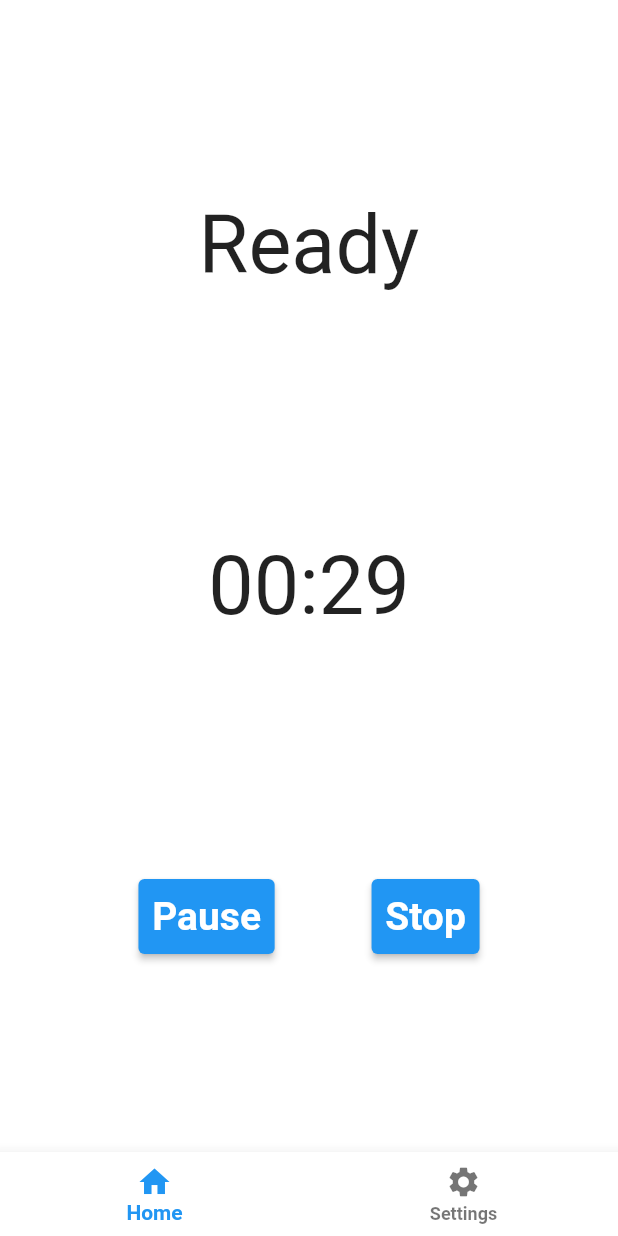
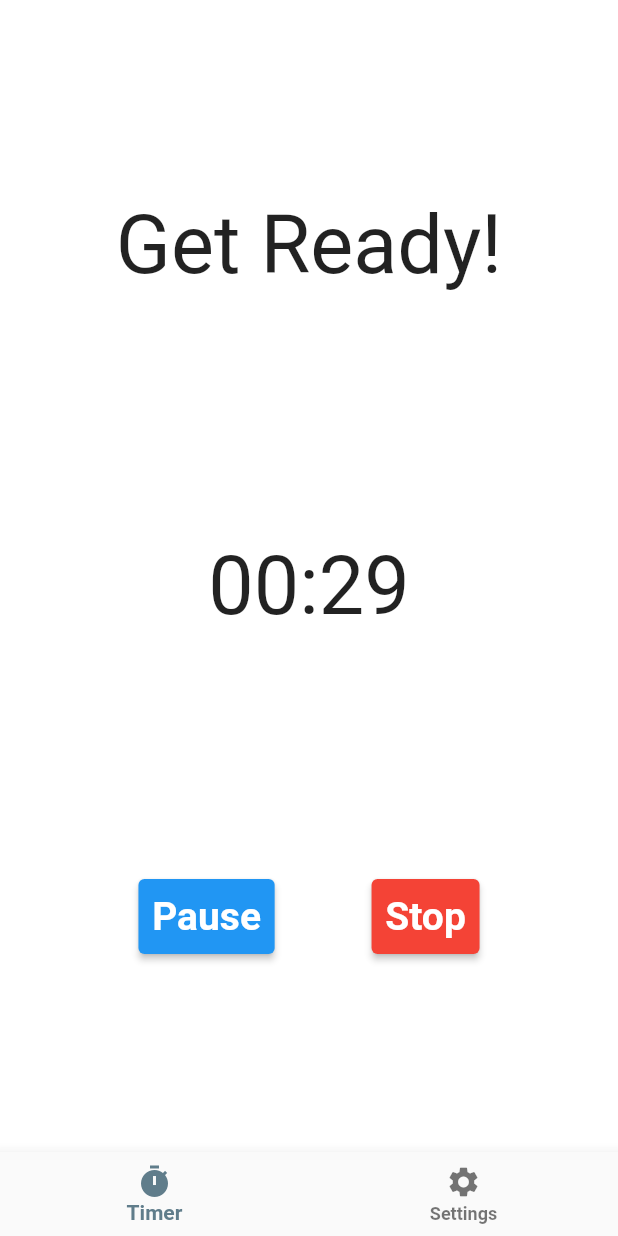
Before and after one commit to op3n-signal/timeroo, a Flutter app: the screen it shows after launch, after a tap on "Start", on a phone screen of 412 x 824 dp. Run offline on Flutter 3.47's test engine with Material 2 defaults, Android fonts, the phone set to English and light mode, and no system bars; our stand-ins replace audioplayers, get.

Commit message:
update for theme

```diff
--- a/lib/controller/theme_controller.dart
+++ b/lib/controller/theme_controller.dart
@@ -2,17 +2,19 @@ import 'package:flutter/material.dart';
 import 'package:get/get.dart';
 
 class ThemeController extends GetxController {
-  bool isDark = false;
+  static ThemeController get to => Get.find<ThemeController>();
+
+  RxBool isDark = false.obs;
 
   @override
   void onInit() async {
     super.onInit();
-    isDark = false;
-    Get.changeThemeMode(isDark ? ThemeMode.dark : ThemeMode.light);
+    isDark.value = false;
+    Get.changeThemeMode(isDark.value ? ThemeMode.dark : ThemeMode.light);
   }
 
   void changeTheme(bool _isDark) async {
-    isDark = _isDark;
+    isDark.value = _isDark;
     Get.changeThemeMode(_isDark ? ThemeMode.dark : ThemeMode.light);
     update();
   }
--- a/lib/main.dart
+++ b/lib/main.dart
@@ -10,15 +10,15 @@ void main() => runApp(MyApp());
 class MyApp extends StatelessWidget {
   @override
   Widget build(BuildContext context) {
-    return GetBuilder<ThemeController>(
+    return GetX<ThemeController>(
       init: ThemeController(),
       builder: (controller) => GetMaterialApp(
           onInit: () {
             Get..put(SettingsController());
           },
           darkTheme: Themes.dark,
-          themeMode: controller.isDark ? ThemeMode.dark : ThemeMode.light,
-          theme: Themes.light,
+          themeMode: ThemeMode.light,
+          theme: controller.isDark.value ? Themes.dark : Themes.light,
           title: 'Timeroo',
           home: NavControl()),
     );
--- a/lib/screens/settings_screen.dart
+++ b/lib/screens/settings_screen.dart
@@ -1,22 +1,21 @@
 import 'package:flutter/material.dart';
 import 'package:get/get.dart';
 import 'package:timeroo/controller/settings_controller.dart';
+import 'package:timeroo/controller/theme_controller.dart';
 
 class SettingsScreen extends StatelessWidget {
   const SettingsScreen({Key? key}) : super(key: key);
 
   @override
   Widget build(BuildContext context) {
-    return GetX<SettingsController>(
-        builder: (controller) {
+    return GetX<SettingsController>(builder: (controller) {
       final warmup = controller.warmup.value;
       final maxRound = controller.maxRounds.value;
       final minutesPerRound = controller.minutesPerRound.value;
       final secondsPerBreak = controller.secondsPerBreak.value;
+      final darkTheme = ThemeController.to.isDark.value;
 
       return Container(
-            alignment: Alignment.center,
-            padding: EdgeInsets.symmetric(horizontal: 20),
         child: Column(
           mainAxisAlignment: MainAxisAlignment.center,
           children: [
@@ -25,11 +24,16 @@ class SettingsScreen extends StatelessWidget {
               style: Theme.of(context).textTheme.bodySmall,
               textAlign: TextAlign.center,
             ),
-                SizedBox(height: 25,),
+            SizedBox(
+              height: 25,
+            ),
             Container(
                 child: Column(
               children: [
-                      Text('Warmup seconds: ' + warmup.toString(), style: Theme.of(context).textTheme.bodySmall,),
+                Text(
+                  'Warmup seconds: ' + warmup.toString(),
+                  style: Theme.of(context).textTheme.bodySmall,
+                ),
                 Slider(
                   min: 10,
                   max: 60,
@@ -38,54 +42,91 @@ class SettingsScreen extends StatelessWidget {
                   onChanged: (value) => controller.warmup.value = value.round(),
                 ),
               ],
-                  )
+            )),
+            SizedBox(
+              height: 15,
             ),
-                SizedBox(height: 15,),
             Container(
                 child: Column(
               children: [
-                      Text('Rounds: ' + maxRound.toString(), style: Theme.of(context).textTheme.bodySmall,),
+                Text(
+                  'Rounds: ' + maxRound.toString(),
+                  style: Theme.of(context).textTheme.bodySmall,
+                ),
                 Slider(
                   min: 1,
                   max: 20,
                   divisions: 20,
                   value: double.parse(maxRound.toString()),
-                        onChanged: (value) => controller.maxRounds.value = value.round(),
+                  onChanged: (value) =>
+                      controller.maxRounds.value = value.round(),
                 ),
               ],
-                  )
+            )),
+            SizedBox(
+              height: 15,
             ),
-                SizedBox(height: 15,),
             Container(
               child: Column(
                 children: [
-                      Text('Minutes Per Round: ' + minutesPerRound.toString(), style: Theme.of(context).textTheme.bodySmall,),
+                  Text(
+                    'Minutes Per Round: ' + minutesPerRound.toString(),
+                    style: Theme.of(context).textTheme.bodySmall,
+                  ),
                   Slider(
                     min: 1,
                     max: 10,
                     divisions: 10,
                     value: double.parse(minutesPerRound.toString()),
-                        onChanged: (value) => controller.minutesPerRound.value = value.round(),
+                    onChanged: (value) =>
+                        controller.minutesPerRound.value = value.round(),
                   ),
                 ],
               ),
             ),
-                SizedBox(height: 15,),
+            SizedBox(
+              height: 15,
+            ),
             Container(
               child: Column(
                 children: [
-                      Text('Seconds Per Break: ' + secondsPerBreak.toString(), style: Theme.of(context).textTheme.bodySmall,),
+                  Text(
+                    'Seconds Per Break: ' + secondsPerBreak.toString(),
+                    style: Theme.of(context).textTheme.bodySmall,
+                  ),
                   Slider(
                     min: 10,
                     max: 60,
                     divisions: 5,
                     value: double.parse(secondsPerBreak.toString()),
-                        onChanged: (value) => controller.secondsPerBreak.value = value.round(),
+                    onChanged: (value) =>
+                        controller.secondsPerBreak.value = value.round(),
                   ),
                 ],
               ),
             ),
-                SizedBox(height: 15,),
+            SizedBox(
+              height: 15,
+            ),
+            Container(
+              padding: EdgeInsets.symmetric(horizontal: 20),
+              child: Row(
+                mainAxisAlignment: MainAxisAlignment.spaceBetween,
+                children: [
+                  Text(
+                    'Enable Dark Mode',
+                    style: Theme.of(context).textTheme.bodySmall,
+                  ),
+                  Switch(
+                    value: darkTheme,
+                    onChanged: (isOn) => ThemeController.to.isDark.value = isOn,
+                  ),
+                ],
+              ),
+            ),
+            SizedBox(
+              height: 15,
+            ),
             Text(
               'Settings are automatically saved. \nYou may navigate back to the timer anytime.',
               style: Theme.of(context).textTheme.bodySmall,
--- a/lib/utility/file.dart
+++ b/lib/utility/file.dart
@@ -11,6 +11,7 @@ class Audio {
     _player.setVolume(0.2);
     await _player.setReleaseMode(ReleaseMode.stop);
     await _player.setAudioContext(AudioContext(
+        iOS: AudioContextIOS(options: [AVAudioSessionOptions.duckOthers]),
         android: AudioContextAndroid(
             audioFocus: AndroidAudioFocus.gainTransientMayDuck)));
   }
--- a/lib/utility/themes.dart
+++ b/lib/utility/themes.dart
@@ -2,24 +2,28 @@ import 'package:flutter/material.dart';
 
 class Themes {
   static const _TextTheme = TextTheme(
-      bodyLarge: TextStyle(fontSize: 54.0, fontWeight: FontWeight.normal),
-      bodyMedium: TextStyle(fontSize: 26.0, fontWeight: FontWeight.bold, color: Colors.white),
-      bodySmall: TextStyle(fontSize: 12.0),
-      labelLarge: TextStyle(fontSize: 26.0),
-    );
-
+    bodyLarge: TextStyle(fontSize: 54.0, fontWeight: FontWeight.normal),
+    bodyMedium: TextStyle(
+        fontSize: 26.0, fontWeight: FontWeight.bold, color: Colors.white),
+    bodySmall: TextStyle(fontSize: 12.0),
+    labelLarge: TextStyle(fontSize: 26.0),
+  );
 
   static final light = ThemeData(
     brightness: Brightness.light,
-    primaryColor: Colors.green,
+    primaryColor: Colors.black,
     scaffoldBackgroundColor: Colors.white,
+    bottomAppBarTheme: BottomAppBarTheme(color: Colors.white),
     textTheme: _TextTheme,
   );
 
   static final dark = ThemeData(
     brightness: Brightness.dark,
-    primaryColor: Colors.lightBlue[800],
-    scaffoldBackgroundColor: Colors.black45,
+    primaryColor: Colors.white,
+    scaffoldBackgroundColor: Color.fromARGB(255, 36, 36, 36),
+    bottomAppBarTheme: BottomAppBarTheme(
+      color: Color.fromARGB(255, 21, 21, 21),
+    ),
     textTheme: _TextTheme,
   );
 }
--- a/lib/widgets/roundInfo.dart
+++ b/lib/widgets/roundInfo.dart
@@ -1,41 +1,53 @@
 import 'package:flutter/material.dart';
 
-class RoundInfo extends StatefulWidget {
+class RoundInfo extends StatelessWidget {
+  RoundInfo(this._isStopped, this._isBreak, this._round);
+
   final bool _isStopped;
   final bool _isBreak;
   final String _round;
 
-  const RoundInfo(this._isStopped, this._isBreak, this._round);
-
-  @override
-  _RoundInfoState createState() => _RoundInfoState();
-}
-
-class _RoundInfoState extends State<RoundInfo> {
-  String? roundText;
-
-  @override
-  void initState() {
-    roundText = 'Ready';
-    super.initState();
-  }
-
-  String getText() {
-    if(!this.widget._isStopped)
-    setState(() {
-      this.roundText = this.widget._isBreak == true ? 'Break' : 'Round ' + this.widget._round.toString();
-    });
-    return this.roundText ?? '';
-  }
-
   @override
   Widget build(BuildContext context) {
-    return Container(
-      child: Column(
-        children: <Widget>[
-          Text(getText(), style: Theme.of(context).textTheme.bodyLarge,)
-        ]
-      ),
-    );
+    if (this._isBreak) {
+      return Column(
+          mainAxisAlignment: MainAxisAlignment.spaceBetween,
+          children: <Widget>[
+            Text(
+              'Round ' + this._round.toString(),
+              style: TextStyle(
+                  fontSize: 35,
+                  fontWeight: FontWeight.w200,
+                  color: Theme.of(context).primaryColor),
+            ),
+            SizedBox(
+              height: 40,
+            ),
+            Container(
+                padding: EdgeInsets.all(10),
+                decoration: BoxDecoration(
+                  color: Colors.red,
+                  border: Border.all(
+                    color: Colors.redAccent,
+                    width: 5.0,
+                  ),
+                  borderRadius: BorderRadius.circular(10.0), // Uniform radius
+                ),
+                child: Text(
+                  'Break',
+                  style: TextStyle(fontSize: 50),
+                )),
+          ]);
+    } else if (this._isStopped) {
+      return Text(
+        'Get Ready!',
+        style: Theme.of(context).textTheme.bodyLarge,
+      );
+    } else {
+      return Text(
+        'Round ' + this._round.toString(),
+        style: Theme.of(context).textTheme.bodyLarge,
+      );
+    }
   }
 }
--- a/lib/widgets/shared/bottomAppBar.dart
+++ b/lib/widgets/shared/bottomAppBar.dart
@@ -4,36 +4,42 @@ import 'package:timeroo/controller/timer_controller.dart';
 
 import './dialog.dart';
 
-Widget bottomAppBar(int selectedIndex, Function setIndex, BuildContext context) {
+Widget bottomAppBar(
+    int selectedIndex, Function setIndex, BuildContext context) {
   return BottomNavigationBar(
-        backgroundColor: Colors.white,
+    fixedColor: Colors.blueGrey,
+    backgroundColor: Theme.of(context).bottomNavigationBarTheme.backgroundColor,
     type: BottomNavigationBarType.fixed,
     onTap: (int index) => {
-          if(index != selectedIndex) {
-            if(index != 0 && SettingsController.to.isActive) {
-              showDialog(context: context, builder: (BuildContext context) {
+      if (index != selectedIndex)
+        {
+          if (index != 0 && SettingsController.to.isActive)
+            {
+              showDialog(
+                  context: context,
+                  builder: (BuildContext context) {
                     return PromptDialog(() => null);
                   }).then((value) => {
-                if(value == true) {
+                    if (value == true)
+                      {
                         SettingsController.to.isActive = false,
                         TimerController.to.stopInterval(),
                         setIndex(index),
                       }
                   })
-            } else {
-              setIndex(index)
             }
+          else
+            {setIndex(index)}
         }
     },
     currentIndex: selectedIndex,
     items: const <BottomNavigationBarItem>[
       BottomNavigationBarItem(
-            icon: const Icon(Icons.home),
-            label: 'Home',
+        icon: const Icon(Icons.timer),
+        label: 'Timer',
       ),
       BottomNavigationBarItem(
-            icon: const Icon(Icons.settings),
-            label: 'Settings'),
+          icon: const Icon(Icons.settings), label: 'Settings'),
     ],
   );
 }
--- a/lib/widgets/shared/button.dart
+++ b/lib/widgets/shared/button.dart
@@ -12,14 +12,20 @@ class ControlButton extends StatelessWidget {
     return Container(
         height: 50,
         child: ElevatedButton(
+            style: ButtonStyle(
+              backgroundColor: MaterialStateProperty.resolveWith((states) {
+                if (this._buttonText == 'Stop') return Colors.red;
+              }),
+            ),
             onPressed: () {
-          if(this._context != null)
+              if (this._context != null)
                 this._method!(this._context);
               else
                 this._method!();
             },
-        child: Text(this._buttonText!, style: Theme.of(context).textTheme.bodyMedium,)
-        )
-    );
+            child: Text(
+              this._buttonText!,
+              style: Theme.of(context).textTheme.bodyMedium,
+            )));
   }
 }
```
Also changed, not shown: lib/navControl.dart (+6 -3 lines), lib/screens/home_screen.dart (+2 -5 lines). Lines whose indentation alone changed are shown as unchanged.
